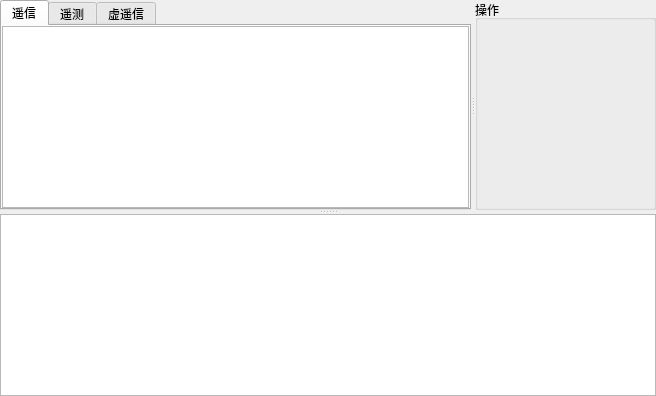
This is CdtTools/ui/cdtworkwidget.ui in CGinMax/ProtocolTools as Qt 5 draws it before an edit. The edited form follows.
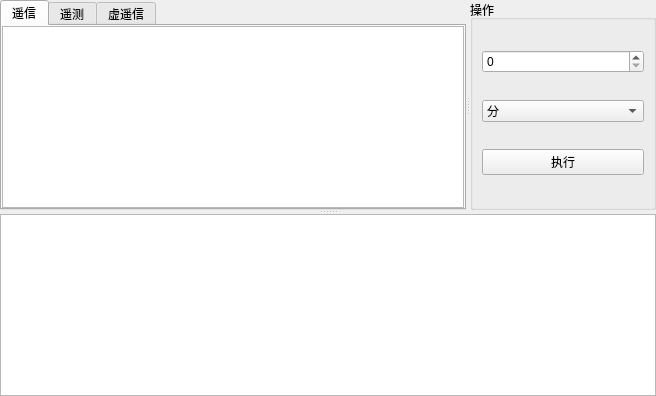
This is the edited form.

```diff
--- a/CdtTools/ui/cdtworkwidget.ui
+++ b/CdtTools/ui/cdtworkwidget.ui
@@ -110,6 +110,32 @@
        <property name="title">
         <string>操作</string>
        </property>
+       <layout class="QVBoxLayout" name="verticalLayout_5">
+        <item>
+         <widget class="QSpinBox" name="edPtId"/>
+        </item>
+        <item>
+         <widget class="QComboBox" name="cbbYKOper">
+          <item>
+           <property name="text">
+            <string>分</string>
+           </property>
+          </item>
+          <item>
+           <property name="text">
+            <string>合</string>
+           </property>
+          </item>
+         </widget>
+        </item>
+        <item>
+         <widget class="QPushButton" name="btnExecute">
+          <property name="text">
+           <string>执行</string>
+          </property>
+         </widget>
+        </item>
+       </layout>
       </widget>
      </widget>
      <widget class="QTextBrowser" name="textBrowser"/>
```
